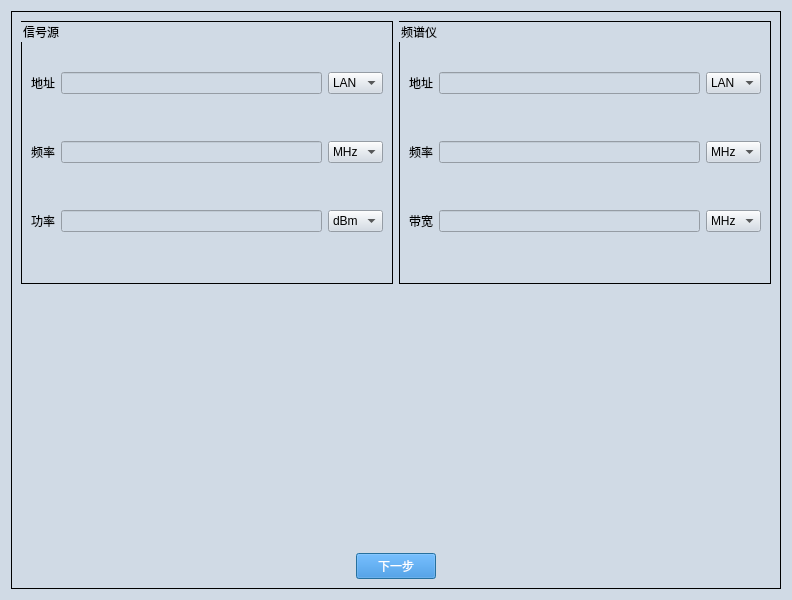
First picture: the form in ui/AUTO_TEST_LOOP.ui, repository gaoxingyu-hub/HUA54testframework, before the edit.
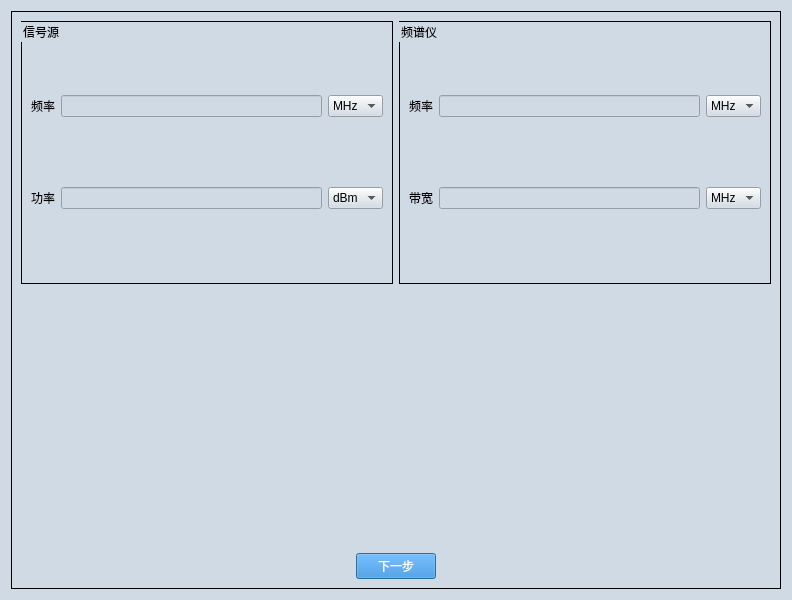
Second picture: the form after the edit.

Diff of the .ui file:
```diff
--- a/ui/AUTO_TEST_LOOP.ui
+++ b/ui/AUTO_TEST_LOOP.ui
@@ -117,25 +117,6 @@
           </property>
           <layout class="QGridLayout" name="gridLayout_3">
            <item row="0" column="2">
-            <widget class="QComboBox" name="comboBox_sg_addr">
-             <item>
-              <property name="text">
-               <string>LAN</string>
-              </property>
-             </item>
-            </widget>
-           </item>
-           <item row="1" column="0">
-            <widget class="QLabel" name="label">
-             <property name="text">
-              <string>频率</string>
-             </property>
-            </widget>
-           </item>
-           <item row="1" column="1">
-            <widget class="QLineEdit" name="lineEdit_freq_sg"/>
-           </item>
-           <item row="1" column="2">
             <widget class="QComboBox" name="comboBox_sg_freq">
              <item>
               <property name="text">
@@ -144,17 +125,27 @@
              </item>
             </widget>
            </item>
-           <item row="2" column="0">
+           <item row="0" column="1">
+            <widget class="QLineEdit" name="lineEdit_freq_sg"/>
+           </item>
+           <item row="1" column="0">
             <widget class="QLabel" name="label_2">
              <property name="text">
               <string>功率</string>
              </property>
             </widget>
            </item>
-           <item row="2" column="1">
+           <item row="0" column="0">
+            <widget class="QLabel" name="label">
+             <property name="text">
+              <string>频率</string>
+             </property>
+            </widget>
+           </item>
+           <item row="1" column="1">
             <widget class="QLineEdit" name="lineEdit_power_sg"/>
            </item>
-           <item row="2" column="2">
+           <item row="1" column="2">
             <widget class="QComboBox" name="comboBox_sg_power">
              <item>
               <property name="text">
@@ -163,16 +154,6 @@
              </item>
             </widget>
            </item>
-           <item row="0" column="1">
-            <widget class="QLineEdit" name="lineEdit_addr_sg"/>
-           </item>
-           <item row="0" column="0">
-            <widget class="QLabel" name="label_5">
-             <property name="text">
-              <string>地址</string>
-             </property>
-            </widget>
-           </item>
           </layout>
          </widget>
         </item>
@@ -182,45 +163,17 @@
            <string>频谱仪</string>
           </property>
           <layout class="QGridLayout" name="gridLayout_5">
-           <item row="0" column="2">
-            <widget class="QComboBox" name="comboBox_sa_addr">
-             <item>
-              <property name="text">
-               <string>LAN</string>
-              </property>
-             </item>
-            </widget>
-           </item>
-           <item row="1" column="0">
-            <widget class="QLabel" name="label_7">
-             <property name="text">
-              <string>频率</string>
-             </property>
-            </widget>
-           </item>
-           <item row="1" column="1">
+           <item row="0" column="1">
             <widget class="QLineEdit" name="lineEdit_freq_sa"/>
            </item>
-           <item row="1" column="2">
-            <widget class="QComboBox" name="comboBox_sa_freq">
-             <item>
-              <property name="text">
-               <string>MHz</string>
-              </property>
-             </item>
-            </widget>
-           </item>
-           <item row="2" column="0">
+           <item row="1" column="0">
             <widget class="QLabel" name="label_8">
              <property name="text">
               <string>带宽</string>
              </property>
             </widget>
            </item>
-           <item row="2" column="1">
-            <widget class="QLineEdit" name="lineEdit_bw_sa"/>
-           </item>
-           <item row="2" column="2">
+           <item row="1" column="2">
             <widget class="QComboBox" name="comboBox_sa_bw">
              <item>
               <property name="text">
@@ -229,16 +182,25 @@
              </item>
             </widget>
            </item>
-           <item row="0" column="1">
-            <widget class="QLineEdit" name="lineEdit_addr_sa"/>
+           <item row="0" column="2">
+            <widget class="QComboBox" name="comboBox_sa_freq">
+             <item>
+              <property name="text">
+               <string>MHz</string>
+              </property>
+             </item>
+            </widget>
            </item>
            <item row="0" column="0">
-            <widget class="QLabel" name="label_9">
+            <widget class="QLabel" name="label_7">
              <property name="text">
-              <string>地址</string>
+              <string>频率</string>
              </property>
             </widget>
            </item>
+           <item row="1" column="1">
+            <widget class="QLineEdit" name="lineEdit_bw_sa"/>
+           </item>
           </layout>
          </widget>
         </item>
```
